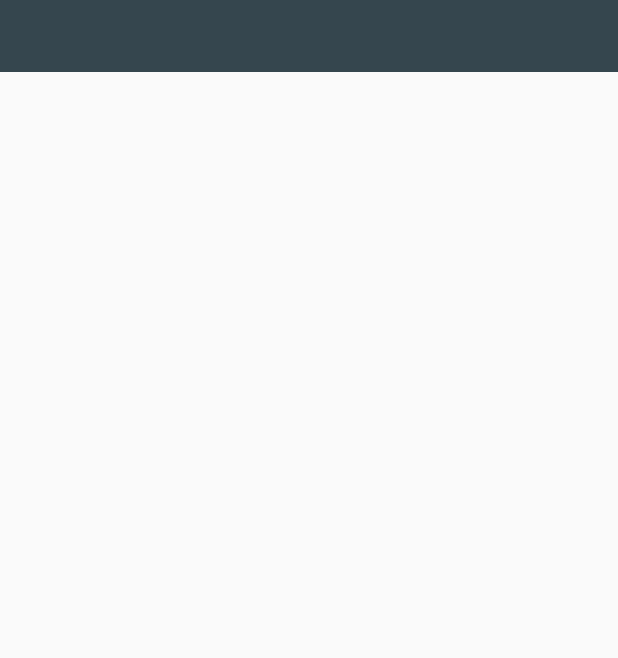
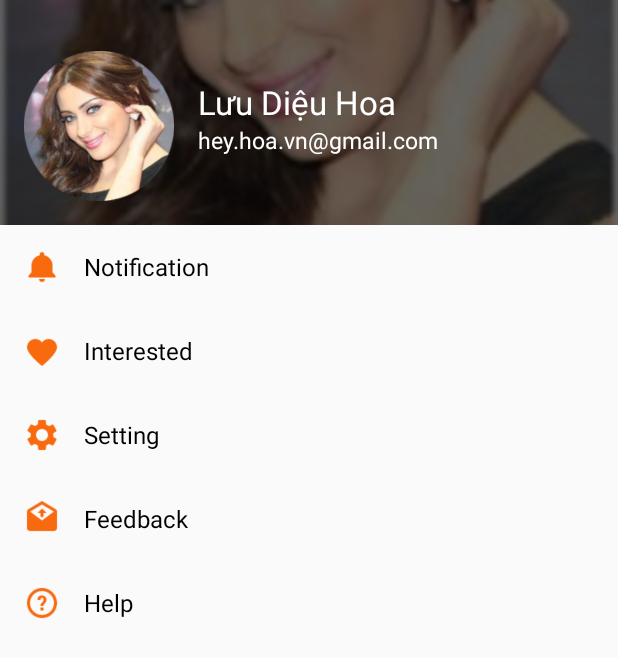
Before and after one commit to Cadark/Cadark-Ver-03, an Android app: the fragment Profile_User_Frag shown on its own in the app's theme, on a phone screen of 412 x 824 dp. Shown: the top 658 px of the screen. Run offline under Robolectric (Android 15) with nearby library versions, the phone set to English and light mode, and no system bars.

Commit message:
1/3/2016
Thêm profile và edit profile

```diff
--- a/CadarkVer3/app/src/main/AndroidManifest.xml
+++ b/CadarkVer3/app/src/main/AndroidManifest.xml
@@ -20,6 +20,7 @@
                 <category android:name="android.intent.category.LAUNCHER" />
             </intent-filter>
         </activity>
+        <activity android:name=".ui.EditProfileActivity"/>
     </application>
 
 </manifest>
--- a/CadarkVer3/app/src/main/java/com/heykorean/cadark/ui/Profile_User_Frag.java
+++ b/CadarkVer3/app/src/main/java/com/heykorean/cadark/ui/Profile_User_Frag.java
@@ -1,22 +1,40 @@
 package com.heykorean.cadark.ui;
 
+import android.content.Intent;
 import android.os.Bundle;
 import android.support.annotation.Nullable;
 import android.support.v4.app.Fragment;
 import android.view.LayoutInflater;
 import android.view.View;
 import android.view.ViewGroup;
+import android.widget.LinearLayout;
 
 import com.heykorean.cadark.R;
 
 /**
  * Created by Hey.Hung on 2/25/2016.
  */
-public class Profile_User_Frag extends Fragment {
+public class Profile_User_Frag extends Fragment implements View.OnClickListener {
+    private LinearLayout llEditProfile;
     @Nullable
     @Override
     public View onCreateView(LayoutInflater inflater, ViewGroup container, Bundle savedInstanceState) {
-        View v = inflater.inflate(R.layout.notification_user_frag_layout, container, false);
+        View v = inflater.inflate(R.layout.fragment_profile, container, false);
+        initView(v);
         return v;
     }
+
+    private void initView(View v) {
+        llEditProfile = (LinearLayout) v.findViewById(R.id.ll_edit_profile);
+        llEditProfile.setOnClickListener(this);
+    }
+
+    @Override
+    public void onClick(View v) {
+        switch (v.getId()){
+            case R.id.ll_edit_profile:
+                startActivity(new Intent(getContext(),EditProfileActivity.class));
+                break;
+        }
+    }
 }
--- /dev/null
+++ b/CadarkVer3/app/src/main/res/layout/fragment_profile.xml
@@ -0,0 +1,186 @@
+<?xml version="1.0" encoding="utf-8"?>
+<LinearLayout xmlns:android="http://schemas.android.com/apk/res/android"
+    android:layout_width="match_parent"
+    android:orientation="vertical"
+    android:layout_height="match_parent">
+
+    <FrameLayout
+        android:orientation="vertical"
+        android:layout_width="match_parent"
+        android:layout_height="150dp">
+        <ImageView
+            android:src="@drawable/ic_farah_yousef"
+            android:scaleType="centerCrop"
+            android:layout_width="match_parent"
+            android:layout_height="match_parent" />
+        <ImageView
+            android:background="#9a000000"
+            android:layout_width="match_parent"
+            android:layout_height="match_parent" />
+        <LinearLayout
+            android:id="@+id/ll_edit_profile"
+            android:orientation="horizontal"
+            android:layout_width="match_parent"
+            android:layout_height="match_parent">
+
+
+            <FrameLayout
+                android:layout_margin="16dp"
+                android:layout_gravity="bottom"
+                android:layout_width="100dp"
+                android:layout_height="100dp">
+
+                <ImageView
+                    android:layout_width="match_parent"
+                    android:layout_height="match_parent"
+                    android:background="@drawable/farah_yousef"
+                    android:id="@+id/imageView" />
+            </FrameLayout>
+
+            <LinearLayout
+                android:layout_marginTop="16dp"
+                android:gravity="center_vertical"
+                android:layout_marginBottom="8dp"
+                android:orientation="vertical"
+                android:layout_width="match_parent"
+                android:layout_height="match_parent">
+
+                <TextView
+                    android:textColor="@android:color/white"
+                    android:layout_width="wrap_content"
+                    android:layout_height="wrap_content"
+                    android:textAppearance="?android:attr/textAppearanceLarge"
+                    android:text="Lưu Diệu Hoa"
+                    android:id="@+id/textView" />
+
+                <TextView
+                    android:textColor="@android:color/white"
+                    android:layout_width="wrap_content"
+                    android:layout_height="wrap_content"
+                    android:textSize="15dp"
+                    android:text="hey.hoa.vn@gmail.com"
+                    android:id="@+id/textView2" />
+            </LinearLayout>
+        </LinearLayout>
+    </FrameLayout>
+
+    <LinearLayout
+        android:orientation="vertical"
+        android:layout_width="match_parent"
+        android:layout_height="wrap_content">
+
+        <LinearLayout
+            android:gravity="center_vertical"
+            android:orientation="horizontal"
+            android:layout_width="match_parent"
+            android:layout_height="56dp">
+
+            <ImageView
+                android:layout_marginLeft="16dp"
+                android:layout_marginRight="16dp"
+                android:background="@drawable/ic_nofication"
+                android:layout_width="24dp"
+                android:layout_height="24dp"
+                android:id="@+id/imageView2" />
+
+            <TextView
+                android:textColor="@android:color/black"
+                android:layout_width="wrap_content"
+                android:layout_height="wrap_content"
+                android:text="Notification"
+                android:textSize="16dp"
+                android:id="@+id/textView3" />
+        </LinearLayout>
+        <LinearLayout
+            android:gravity="center_vertical"
+            android:orientation="horizontal"
+            android:layout_width="match_parent"
+            android:layout_height="56dp">
+
+            <ImageView
+                android:layout_marginLeft="16dp"
+                android:layout_marginRight="16dp"
+                android:background="@drawable/ic_interested"
+                android:layout_width="24dp"
+                android:layout_height="24dp"
+                android:id="@+id/imageView4" />
+
+            <TextView
+                android:textColor="@android:color/black"
+                android:layout_width="wrap_content"
+                android:layout_height="wrap_content"
+                android:text="Interested"
+                android:textSize="16dp"
+                android:id="@+id/textView5" />
+        </LinearLayout>
+        <LinearLayout
+            android:gravity="center_vertical"
+            android:orientation="horizontal"
+            android:layout_width="match_parent"
+            android:layout_height="56dp">
+
+            <ImageView
+                android:layout_marginLeft="16dp"
+                android:layout_marginRight="16dp"
+                android:background="@drawable/ic_setting"
+                android:layout_width="24dp"
+                android:layout_height="24dp"
+                android:id="@+id/imageView6" />
+
+            <TextView
+                android:textColor="@android:color/black"
+                android:layout_width="wrap_content"
+                android:layout_height="wrap_content"
+                android:text="Setting"
+                android:textSize="16dp"
+                android:id="@+id/textView7" />
+        </LinearLayout>
+            <LinearLayout
+            android:gravity="center_vertical"
+            android:orientation="horizontal"
+            android:layout_width="match_parent"
+            android:layout_height="56dp">
+
+            <ImageView
+                android:layout_marginLeft="16dp"
+                android:layout_marginRight="16dp"
+                android:background="@drawable/ic_feedback"
+                android:layout_width="24dp"
+                android:layout_height="24dp"
+                android:id="@+id/imageView8" />
+
+            <TextView
+                android:textColor="@android:color/black"
+                android:layout_width="wrap_content"
+                android:layout_height="wrap_content"
+                android:text="Feedback"
+                android:textSize="16dp"
+                android:id="@+id/textView9" />
+        </LinearLayout>
+        <LinearLayout
+            android:gravity="center_vertical"
+            android:orientation="horizontal"
+            android:layout_width="match_parent"
+            android:layout_height="56dp">
+
+            <ImageView
+                android:layout_marginLeft="16dp"
+                android:layout_marginRight="16dp"
+                android:background="@drawable/ic_help"
+                android:layout_width="24dp"
+                android:layout_height="24dp"
+                android:id="@+id/imageView10" />
+
+            <TextView
+                android:textColor="@android:color/black"
+                android:layout_width="wrap_content"
+                android:layout_height="wrap_content"
+                android:text="Help"
+                android:textSize="16dp"
+                android:id="@+id/textView11" />
+        </LinearLayout>
+
+
+    </LinearLayout>
+
+</LinearLayout>
--- a/CadarkVer3/app/src/main/res/values/colors.xml
+++ b/CadarkVer3/app/src/main/res/values/colors.xml
@@ -10,4 +10,9 @@
     <color name="orange">#ff4800</color>
     <color name="white">#ffffff</color>
     <color name="yellow">#ffc000</color>
+    <color name="colorMain">#F9690E</color>
+    <color name="colorMainPrimary">#E65100</color>
+    <color name="colorTextToolBar">#ffffff</color>
+    <color name="colorHintText">#424242</color>
+    <color name="colorToolBar">#F9690E</color>
 </resources>
--- a/CadarkVer3/app/src/main/res/values/styles.xml
+++ b/CadarkVer3/app/src/main/res/values/styles.xml
@@ -6,4 +6,9 @@
         <item name="colorPrimary">@color/orange</item>
         <item name="colorPrimaryDark">@android:color/holo_orange_dark</item>
     </style>
+
+    <style name="MyTextInputLayout">
+        <item name="colorAccent">@color/colorMain</item>
+
+    </style>
 </resources>
```
Also changed, not shown: CadarkVer3/app/src/main/java/com/heykorean/cadark/ui/EditProfileActivity.java (added, +40 -0 lines), CadarkVer3/app/src/main/res/layout/activity_edit_profile.xml (added, +149 -0 lines), CadarkVer3/app/src/main/res/layout/profile_user_frag_layout.xml (deleted, +0 -12 lines), CadarkVer3/app/src/main/res/drawable/ic_back.png (added), CadarkVer3/app/src/main/res/drawable/ic_background_map.png (added), CadarkVer3/app/src/main/res/drawable/ic_farah_yousef.jpg (added), CadarkVer3/app/src/main/res/drawable/ic_feedback.png (added), CadarkVer3/app/src/main/res/drawable/ic_help.png (added), CadarkVer3/app/src/main/res/drawable/ic_interested.png (added), CadarkVer3/app/src/main/res/drawable/ic_nofication.png (added), CadarkVer3/app/src/main/res/drawable/ic_ok.png (added), CadarkVer3/app/src/main/res/drawable/ic_setting.png (added), CadarkVer3/app/src/main/res/drawable/ic_show_location.png (added).
